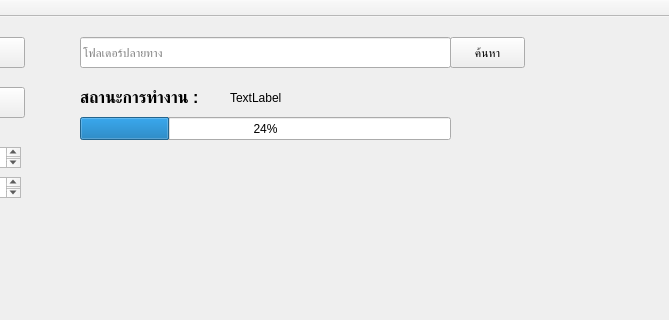
First picture: the form in mainwindow.ui, repository ehere/MosaicImage, before the edit; both pictures show x 530 to 1199 and y 0 to 320 of the 1199 by 775 pixel window.
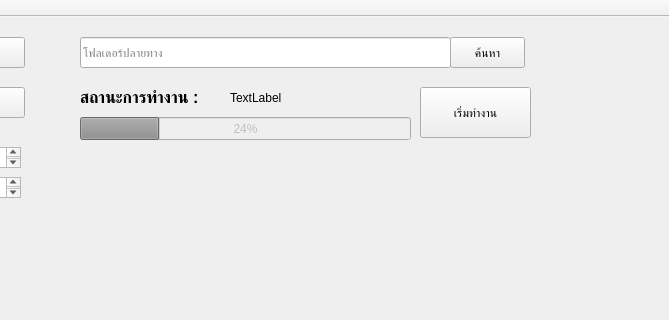
Second picture: the form after the edit.

```diff
--- a/mainwindow.ui
+++ b/mainwindow.ui
@@ -161,7 +161,7 @@
      <rect>
       <x>760</x>
       <y>70</y>
-      <width>221</width>
+      <width>181</width>
       <height>21</height>
      </rect>
     </property>
@@ -170,11 +170,14 @@
     </property>
    </widget>
    <widget class="QProgressBar" name="progressBar">
+    <property name="enabled">
+     <bool>false</bool>
+    </property>
     <property name="geometry">
      <rect>
       <x>610</x>
       <y>100</y>
-      <width>371</width>
+      <width>331</width>
       <height>23</height>
      </rect>
     </property>
@@ -303,6 +306,19 @@
      <string>โฟลเดอร์ปลายทาง</string>
     </property>
    </widget>
+   <widget class="QPushButton" name="btn_start">
+    <property name="geometry">
+     <rect>
+      <x>950</x>
+      <y>70</y>
+      <width>111</width>
+      <height>51</height>
+     </rect>
+    </property>
+    <property name="text">
+     <string>เริ่มทำงาน</string>
+    </property>
+   </widget>
   </widget>
   <widget class="QMenuBar" name="menuBar">
    <property name="geometry">
```
Left out of the diff: 3 changed lines with no effect on the pictures.
